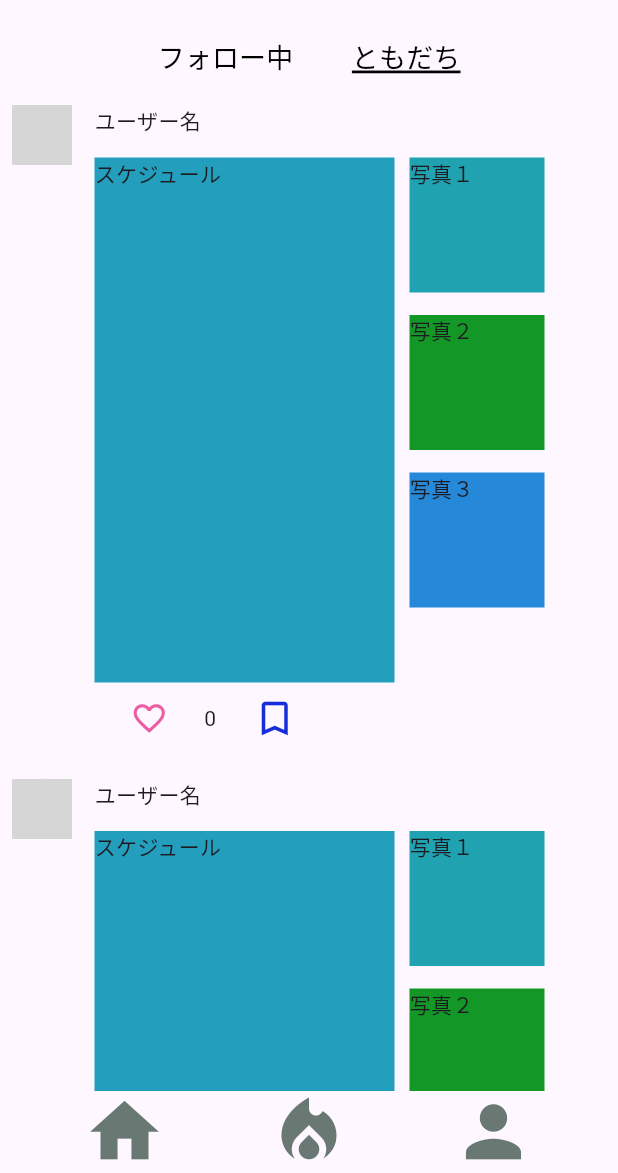
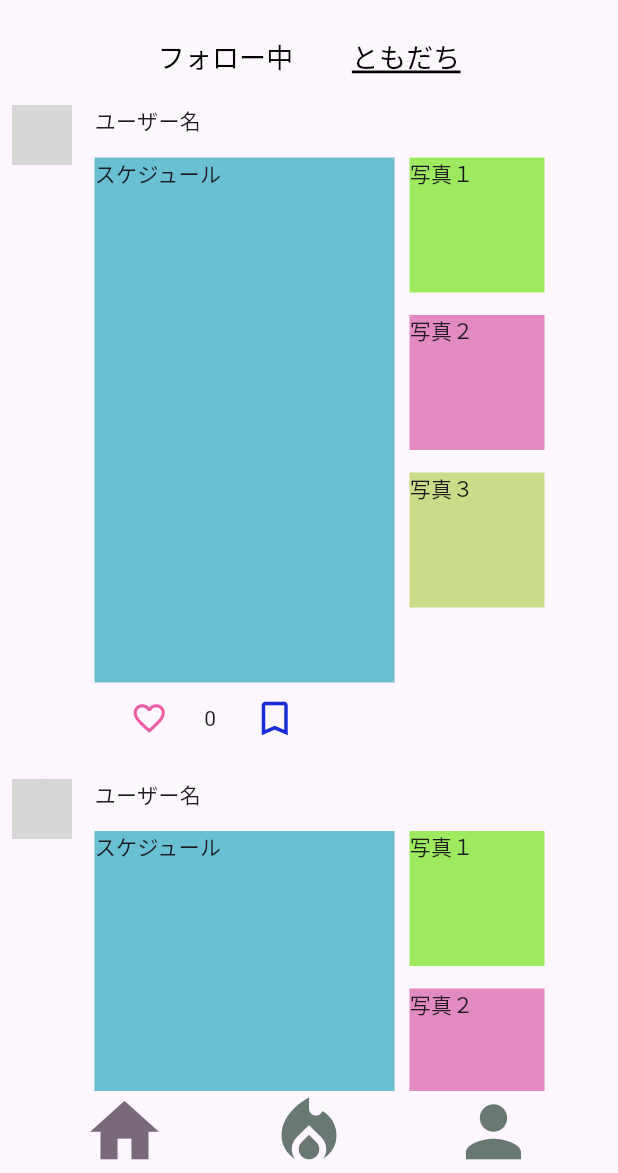
Before and after one commit to KEI-KITA23/SHARELIF_1, a Flutter app: the FriendPage screen opened directly, on a phone screen of 412 x 824 dp, the part 63-1236 px from its top. Run offline on Flutter 3.47's test engine with Material 3 defaults, Android fonts, the light colour scheme and no system bars; network calls fail; grey boxes are pictures that could not be loaded.

Commit message:
change_color

```diff
--- a/sharelife/lib/friend_page.dart
+++ b/sharelife/lib/friend_page.dart
@@ -103,7 +103,7 @@ class FriendPage extends StatelessWidget {
                   onPressed: () {},
                   child: Icon(
                     Icons.home, // homeのアイコン
-                    color: const Color.fromARGB(255, 106, 120, 115), // アイコンの色
+                    color: const Color.fromARGB(255, 120, 106, 120), // アイコンの色
                     size: 55.0, // アイコンのサイズ
                   ),
                   style: ElevatedButton.styleFrom(
@@ -210,7 +210,7 @@ class TweetTile extends StatelessWidget {
                       Container(
                         width: 200.0, // 幅
                         height: 350.0, // 高さ
-                        color: const Color.fromARGB(255, 35, 158, 189), // 背景色
+                        color: const Color.fromARGB(255, 104, 192, 210), // 背景色
                         child: Text("スケジュール"),
                       ),
                       Row(
@@ -267,7 +267,7 @@ class TweetTile extends StatelessWidget {
                       Container(
                         width: 90.0, // 幅
                         height: 90.0, // 高さ
-                        color: const Color.fromARGB(255, 33, 162, 176), // 背景色
+                        color: const Color.fromARGB(255, 158, 234, 95), // 背景色
                         child: Text("写真１"),
                       ),
                       SizedBox(
@@ -276,7 +276,7 @@ class TweetTile extends StatelessWidget {
                       Container(
                         width: 90.0, // 幅
                         height: 90.0, // 高さ
-                        color: const Color.fromARGB(255, 19, 151, 39), // 背景色
+                        color: const Color.fromARGB(255, 228, 138, 195), // 背景色
                         child: Text("写真２"),
                       ),
                       SizedBox(
@@ -285,7 +285,7 @@ class TweetTile extends StatelessWidget {
                       Container(
                         width: 90.0, // 幅
                         height: 90.0, // 高さ
-                        color: const Color.fromARGB(255, 38, 136, 216), // 背景色
+                        color: const Color.fromARGB(255, 202, 220, 135), // 背景色
                         child: Text("写真３"),
                       ),
                     ],
```
